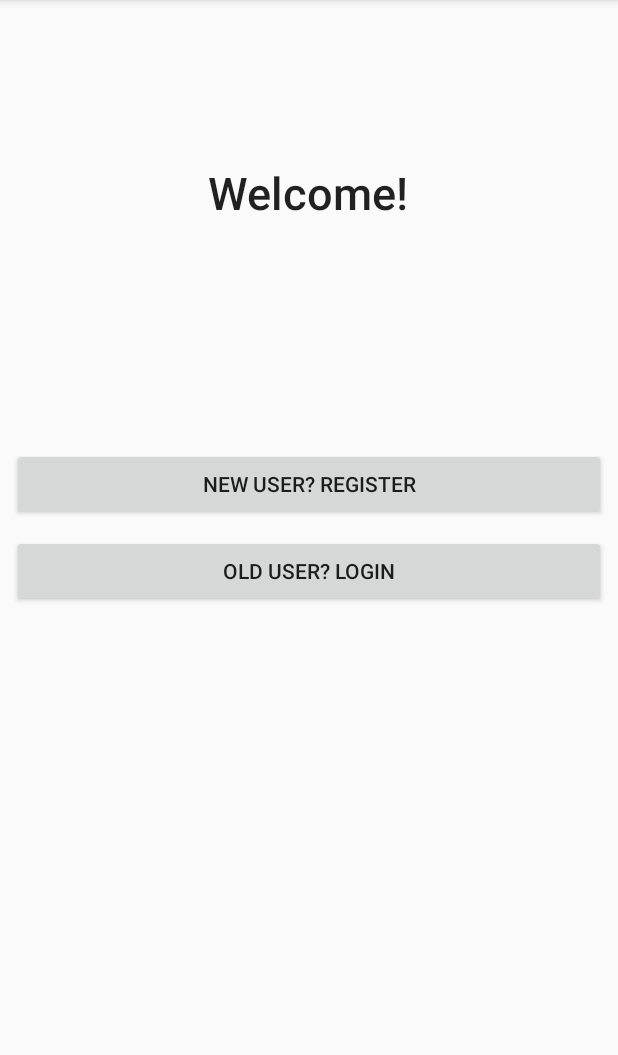
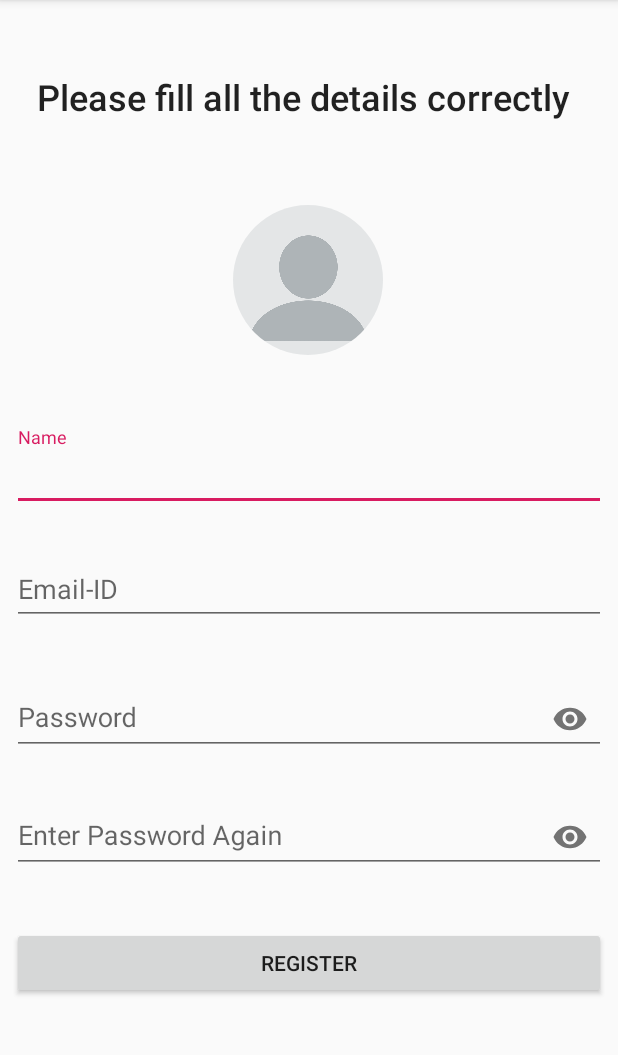
Before and after one commit to AnantaSrikar/E-Summit_Hackathon, an Android app: the screen it shows after launch (MainActivity before the commit, RegistrationActivity after it), after a tap on "NEW USER? REGISTER", on a phone screen of 412 x 824 dp, the part 84-1139 px from its top. Run offline under Robolectric (Android 15) with nearby library versions, the phone set to English and light mode, and no system bars; our stand-ins replace CircleImageView.

Commit message:
Added Registration Activity

```diff
--- a/user_app/app/build.gradle
+++ b/user_app/app/build.gradle
@@ -21,10 +21,16 @@ android {
 
 dependencies {
     implementation fileTree(dir: 'libs', include: ['*.jar'])
-    implementation 'androidx.appcompat:appcompat:1.0.2'
+    implementation 'androidx.appcompat:appcompat:1.1.0'
     implementation 'androidx.constraintlayout:constraintlayout:1.1.3'
     testImplementation 'junit:junit:4.12'
-    androidTestImplementation 'androidx.test.ext:junit:1.1.0'
-    androidTestImplementation 'androidx.test.espresso:espresso-core:3.1.1'
+    androidTestImplementation 'androidx.test.ext:junit:1.1.1'
+    androidTestImplementation 'androidx.test.espresso:espresso-core:3.2.0'
     implementation 'com.google.android.material:material:1.0.0'
+
+    implementation 'com.squareup.picasso:picasso:2.71828'
+    implementation 'androidx.exifinterface:exifinterface:1.1.0'
+    implementation 'com.github.bumptech.glide:glide:4.8.0'
+    implementation 'de.hdodenhof:circleimageview:3.0.0'
+
 }
--- a/user_app/app/src/main/AndroidManifest.xml
+++ b/user_app/app/src/main/AndroidManifest.xml
@@ -9,7 +9,8 @@
         android:roundIcon="@mipmap/ic_launcher_round"
         android:supportsRtl="true"
         android:theme="@style/AppTheme">
-        <activity android:name=".LoginActivity"></activity>
+        <activity android:name=".RegistrationActivity"></activity>
+        <activity android:name=".LoginActivity" />
         <activity android:name=".MainActivity">
             <intent-filter>
                 <action android:name="android.intent.action.MAIN" />
--- a/user_app/app/src/main/java/com/hackathon/e_summit/srikar/MainActivity.java
+++ b/user_app/app/src/main/java/com/hackathon/e_summit/srikar/MainActivity.java
@@ -22,7 +22,7 @@ public class MainActivity extends AppCompatActivity {
         register.setOnClickListener(new View.OnClickListener() {
             @Override
             public void onClick(View view) {
-                //startActivity(new Intent(MainActivity.this, RegistrationActivity.class));
+                startActivity(new Intent(MainActivity.this, RegistrationActivity.class));
             }
         });
 
--- /dev/null
+++ b/user_app/app/src/main/java/com/hackathon/e_summit/srikar/RegistrationActivity.java
@@ -0,0 +1,39 @@
+package com.hackathon.e_summit.srikar;
+
+import androidx.appcompat.app.AppCompatActivity;
+
+import android.app.ProgressDialog;
+import android.os.Bundle;
+import android.widget.Button;
+import android.widget.ImageView;
+
+import com.google.android.material.textfield.TextInputEditText;
+
+public class RegistrationActivity extends AppCompatActivity {
+
+    private TextInputEditText Name, Email, Password,PasswordConf;
+    private ImageView ProfilePic;
+    private Button Register;
+    private ProgressDialog progressDialog;
+
+    @Override
+    protected void onCreate(Bundle savedInstanceState) {
+        super.onCreate(savedInstanceState);
+        setContentView(R.layout.activity_registration);
+
+        setupUIV();
+
+
+
+    }
+
+    private void setupUIV(){
+
+        Name         = findViewById(R.id.RAname);
+        Email        = findViewById(R.id.RAemail);
+        Password     = findViewById(R.id.RApassword);
+        PasswordConf = findViewById(R.id.RApassword2);
+        Register     = findViewById(R.id.RAregister);
+        ProfilePic   = findViewById(R.id.RAprofilePic);
+    }
+}
--- /dev/null
+++ b/user_app/app/src/main/res/layout/activity_registration.xml
@@ -0,0 +1,137 @@
+<?xml version="1.0" encoding="utf-8"?>
+<RelativeLayout xmlns:android="http://schemas.android.com/apk/res/android"
+    xmlns:app="http://schemas.android.com/apk/res-auto"
+    xmlns:tools="http://schemas.android.com/tools"
+    android:layout_width="match_parent"
+    android:layout_height="match_parent"
+    tools:context=".RegistrationActivity"
+    android:padding="8dp">
+
+    <ScrollView
+        android:id="@+id/scrollView"
+        android:layout_width="match_parent"
+        android:layout_height="match_parent"
+        app:layout_constraintBottom_toBottomOf="parent"
+        app:layout_constraintEnd_toEndOf="parent"
+        app:layout_constraintHorizontal_bias="0.0"
+        app:layout_constraintStart_toStartOf="parent">
+
+        <androidx.constraintlayout.widget.ConstraintLayout
+            android:layout_width="match_parent"
+            android:layout_height="wrap_content">
+
+            <TextView
+                android:id="@+id/textView2"
+                android:layout_width="wrap_content"
+                android:layout_height="wrap_content"
+                android:layout_marginTop="40dp"
+                android:layout_marginEnd="8dp"
+                android:text="@string/ShowAlert"
+                android:textAppearance="@style/TextAppearance.AppCompat.Body2"
+                android:textSize="24sp"
+                app:layout_constraintEnd_toEndOf="parent"
+                app:layout_constraintStart_toStartOf="parent"
+                app:layout_constraintTop_toTopOf="parent" />
+
+            <de.hdodenhof.circleimageview.CircleImageView
+                android:id="@+id/RAprofilePic"
+                android:layout_width="100dp"
+                android:layout_height="100dp"
+                android:layout_marginTop="56dp"
+                android:layout_marginEnd="8dp"
+                app:layout_constraintEnd_toEndOf="parent"
+                app:layout_constraintHorizontal_bias="0.511"
+                app:layout_constraintStart_toStartOf="parent"
+                app:layout_constraintTop_toBottomOf="@+id/textView2"
+                android:src="@drawable/blank_profilepic" />
+
+            <com.google.android.material.textfield.TextInputLayout
+                android:id="@+id/textInputLayout3"
+                android:layout_width="match_parent"
+                android:layout_height="wrap_content"
+                android:layout_marginTop="48dp"
+                app:layout_constraintEnd_toEndOf="parent"
+                app:layout_constraintHorizontal_bias="0.0"
+                app:layout_constraintStart_toStartOf="parent"
+                app:layout_constraintTop_toBottomOf="@+id/RAprofilePic">
+
+                <com.google.android.material.textfield.TextInputEditText
+                    android:id="@+id/RAname"
+                    android:layout_width="match_parent"
+                    android:layout_height="wrap_content"
+                    android:hint="@string/Name"
+                    android:inputType="text|textCapWords"/>
+            </com.google.android.material.textfield.TextInputLayout>
+
+            <com.google.android.material.textfield.TextInputLayout
+                android:id="@+id/textInputLayout4"
+                android:layout_width="match_parent"
+                android:layout_height="wrap_content"
+                android:layout_marginTop="20dp"
+                app:layout_constraintEnd_toEndOf="parent"
+                app:layout_constraintHorizontal_bias="0.0"
+                app:layout_constraintStart_toStartOf="parent"
+                app:layout_constraintTop_toBottomOf="@+id/textInputLayout3">
+
+                <com.google.android.material.textfield.TextInputEditText
+                    android:id="@+id/RAemail"
+                    android:layout_width="match_parent"
+                    android:layout_height="wrap_content"
+                    android:hint="@string/Email_ID"
+                    android:inputType="textEmailAddress" />
+            </com.google.android.material.textfield.TextInputLayout>
+
+            <com.google.android.material.textfield.TextInputLayout
+                android:id="@+id/textInputLayout5"
+                android:layout_width="match_parent"
+                android:layout_height="wrap_content"
+                android:layout_marginTop="28dp"
+                app:layout_constraintEnd_toEndOf="parent"
+                app:layout_constraintHorizontal_bias="0.0"
+                app:layout_constraintStart_toStartOf="parent"
+                app:layout_constraintTop_toBottomOf="@+id/textInputLayout4"
+                app:passwordToggleEnabled="true">
+
+                <com.google.android.material.textfield.TextInputEditText
+                    android:id="@+id/RApassword"
+                    android:layout_width="match_parent"
+                    android:layout_height="wrap_content"
+                    android:hint="@string/Password"
+                    android:inputType="textPassword" />
+            </com.google.android.material.textfield.TextInputLayout>
+
+            <com.google.android.material.textfield.TextInputLayout
+                android:id="@+id/textInputLayout6"
+                android:layout_width="match_parent"
+                android:layout_height="wrap_content"
+                android:layout_marginTop="20dp"
+                app:layout_constraintEnd_toEndOf="parent"
+                app:layout_constraintHorizontal_bias="0.0"
+                app:layout_constraintStart_toStartOf="parent"
+                app:layout_constraintTop_toBottomOf="@+id/textInputLayout5"
+                app:passwordToggleEnabled="true">
+
+                <com.google.android.material.textfield.TextInputEditText
+                    android:id="@+id/RApassword2"
+                    android:layout_width="match_parent"
+                    android:layout_height="wrap_content"
+                    android:hint="@string/PasswordAgain"
+                    android:inputType="textPassword" />
+            </com.google.android.material.textfield.TextInputLayout>
+
+            <Button
+                android:id="@+id/RAregister"
+                android:layout_width="match_parent"
+                android:layout_height="wrap_content"
+                android:layout_marginTop="36dp"
+                android:text="@string/RegisterMe"
+                app:layout_constraintEnd_toEndOf="parent"
+                app:layout_constraintHorizontal_bias="0.0"
+                app:layout_constraintStart_toStartOf="parent"
+                app:layout_constraintTop_toBottomOf="@+id/textInputLayout6" />
+
+        </androidx.constraintlayout.widget.ConstraintLayout>
+
+    </ScrollView>
+
+</RelativeLayout>
--- a/user_app/app/src/main/res/values/strings.xml
+++ b/user_app/app/src/main/res/values/strings.xml
@@ -9,4 +9,9 @@
     <string name="LogMeIn">Login</string>
     <string name="ForgotPassword"><u>Forgot password? Click here</u></string>
 
+    <string name="ShowAlert">Please fill all the details correctly</string>
+    <string name="Name">Name</string>
+    <string name="PasswordAgain">Enter Password Again</string>
+    <string name="RegisterMe">Register</string>
+
 </resources>
```
Also changed, not shown: user_app/app/src/main/res/drawable/blank_profilepic.png (added).
